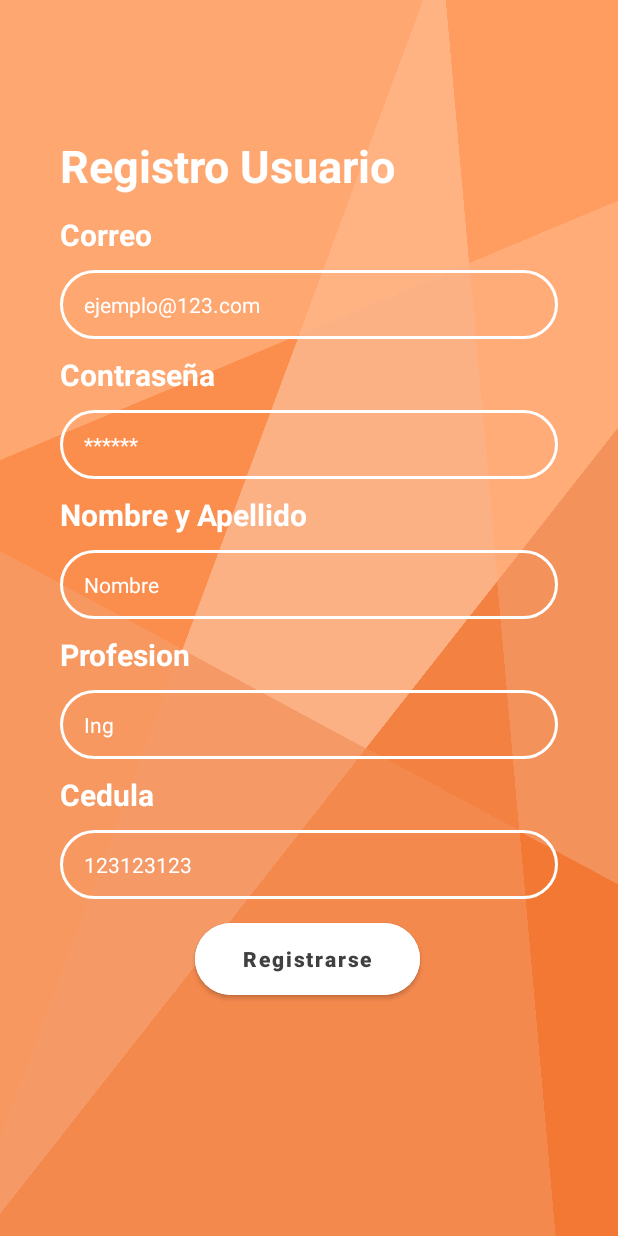
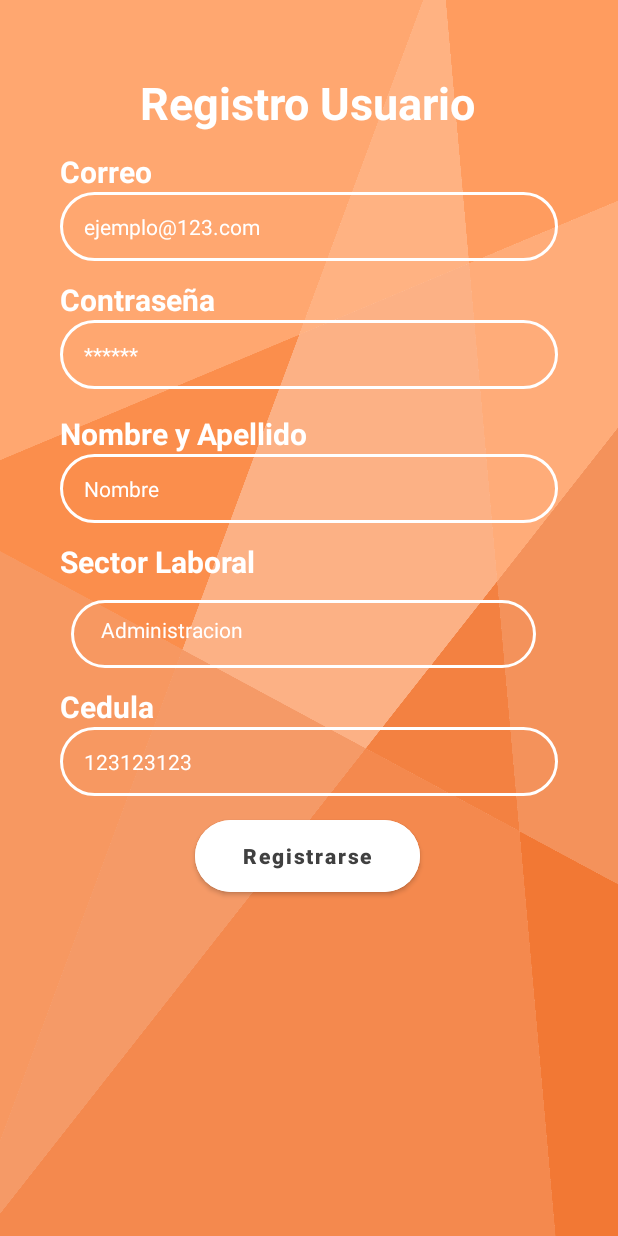
Before and after one commit to AlejandroCardozoCode/JaveJobs, an Android app: the Registro screen opened directly, with no data from a screen before it, on a phone screen of 412 x 824 dp. Run offline under Robolectric (Android 15) with nearby library versions, the phone set to English and light mode, and no system bars; our stand-ins replace Firebase (no records; nobody signed in at launch, a user with empty details on screens opened directly); Roboto replaces fonts that are not available here.

Commit message:
incio sesion y sector

```diff
--- a/Proyecto Android Studio/PK2/app/src/main/java/com/example/pk2/ListaMoteles.java
+++ b/Proyecto Android Studio/PK2/app/src/main/java/com/example/pk2/ListaMoteles.java
@@ -83,7 +83,7 @@ public class ListaMoteles extends AppCompatActivity {
                 adaptadorList listaAdaptador = new adaptadorList(elementos, ListaMoteles.this, new adaptadorList.OnItemClickListener() {
                     @Override
                     public void onItemClick(MotelElementoList elementos) {
-                        Intent intent = new Intent(getApplicationContext(),Lista_habitaciones.class);
+                        Intent intent = new Intent(getApplicationContext(), listaOfertas.class);
                         intent.putExtra("idMotel",elementos.getId());
                         startActivity(intent);
                     }
--- a/Proyecto Android Studio/PK2/app/src/main/java/com/example/pk2/Registro.java
+++ b/Proyecto Android Studio/PK2/app/src/main/java/com/example/pk2/Registro.java
@@ -7,6 +7,9 @@ import android.content.Intent;
 import android.os.Bundle;
 import android.util.Patterns;
 import android.view.View;
+import android.widget.ArrayAdapter;
+import android.widget.Button;
+import android.widget.Spinner;
 import android.widget.TextView;
 import android.widget.Toast;
 
@@ -19,13 +22,17 @@ import com.google.firebase.auth.FirebaseUser;
 import com.google.firebase.database.DatabaseReference;
 import com.google.firebase.database.FirebaseDatabase;
 
+import java.util.ArrayList;
+import java.util.List;
+
 public class Registro extends AppCompatActivity {
 
     TextView correo;
     TextView contraseña;
     TextView nombre;
-    TextView apellido;
     TextView cedula;
+    Button botonRegistro;
+    Spinner sItems ;
     //Autenticacion de la base de datos
     FirebaseAuth mAuth;
     //Base de datos
@@ -33,7 +40,7 @@ public class Registro extends AppCompatActivity {
     DatabaseReference myRef;
     //Ruta en la que se guarda el usuario
     static final String PATH_USERS = "users/";
-
+    List<String> spinnerArray =  new ArrayList<String>();
     @Override
     protected void onCreate(Bundle savedInstanceState) {
         super.onCreate(savedInstanceState);
@@ -46,16 +53,36 @@ public class Registro extends AppCompatActivity {
         correo = findViewById(R.id.inputMailRegi);
         contraseña = findViewById(R.id.inputPasswordRegi);
         nombre = findViewById(R.id.nombreInputRegi);
-        apellido = findViewById(R.id.apellidoInputRegi);
         cedula = findViewById(R.id.cedulaInputRegi);
+        botonRegistro = findViewById(R.id.botonRegistro);
+        // creacion del spinner y de los datos que van dentro de este
+        spinnerArray.add("Administracion");
+        spinnerArray.add("Programador");
+        spinnerArray.add("Diseñador");
+        spinnerArray.add("Arquitecto");
+        spinnerArray.add("Ingeniero");
+        spinnerArray.add("Medicina");
+        ArrayAdapter<String> adapter = new ArrayAdapter<String>(
+                this, R.layout.spinner_registro, spinnerArray);
+
+        adapter.setDropDownViewResource(android.R.layout.simple_spinner_dropdown_item);
+        sItems = (Spinner) findViewById(R.id.spinner2);
+        sItems.setAdapter(adapter);
+        botonRegistro.setOnClickListener(new View.OnClickListener() {
+            @Override
+            public void onClick(View view) {
+               regist(view);
+            }
+        });
     }
     public void regist(View v)
     {
         String mail = correo.getText().toString();
         String pass = contraseña.getText().toString();
         String name = nombre.getText().toString();
-        String lastN = apellido.getText().toString();
+        String lastN = "testestt";
         String cc = cedula.getText().toString();
+        String sector = sItems.getSelectedItem().toString();
         if(validarDatos(mail,pass))
         {
             /*Creacion de la autenticacion para el login despues de validar el formato del correo y
@@ -73,7 +100,7 @@ public class Registro extends AppCompatActivity {
                             String rol = "0";
                             upcrb.setDisplayName(rol);
                             user.updateProfile(upcrb.build());*/
-                            guardarDatos(mail,pass,name,lastN,cc, user.getUid());
+                            guardarDatos(mail,pass,name,lastN,cc, user.getUid(), sector);
                             actualizarPantalla(user);
                         }
                     }else
@@ -98,7 +125,7 @@ public class Registro extends AppCompatActivity {
             startActivity(intent);
         }
     }
-    private void guardarDatos(String mail,String pass,String name,String lastN,String cc, String uid)
+    private void guardarDatos(String mail,String pass,String name,String lastN,String cc, String uid, String sector)
     {
         //validacion
         int cedula = Integer.parseInt(cc);
@@ -113,6 +140,7 @@ public class Registro extends AppCompatActivity {
             usuario.setCorreo(mail);
             usuario.setId(uid);
             usuario.setUbi(false);
+            usuario.setSector(sector);
             myRef = database.getReference(PATH_USERS);
             //asignacion de cc como key
             myRef = database.getReference(PATH_USERS + uid);
--- a/Proyecto Android Studio/PK2/app/src/main/java/com/example/pk2/Registro_duenio.java
+++ b/Proyecto Android Studio/PK2/app/src/main/java/com/example/pk2/Registro_duenio.java
@@ -84,7 +84,7 @@ public class Registro_duenio extends AppCompatActivity {
     {
         if(user != null)
         {
-            Intent intent = new Intent(Registro_duenio.this,crear_motel.class);
+            Intent intent = new Intent(Registro_duenio.this, crearEmpresa.class);
             intent.putExtra("cedula",user.getUid());
             startActivity(intent);
         }
--- a/Proyecto Android Studio/PK2/app/src/main/java/com/example/pk2/Descripcion_habitacion.java
+++ b/Proyecto Android Studio/PK2/app/src/main/java/com/example/pk2/descripcionOferta.java
@@ -11,7 +11,7 @@ import android.widget.TextView;
 
 import com.bumptech.glide.Glide;
 
-public class Descripcion_habitacion extends AppCompatActivity {
+public class descripcionOferta extends AppCompatActivity {
 
     TextView nombre, descripcion, precio;
     ImageView img1, img2, img3;
@@ -35,7 +35,7 @@ public class Descripcion_habitacion extends AppCompatActivity {
         nombre.setText(getIntent().getStringExtra("nombre"));
         descripcion.setText(getIntent().getStringExtra("des"));
 
-        precio.setText("Precio: $"+ getIntent().getStringExtra("precio")+ " / " + getIntent().getStringExtra("hora") + " horas");
+        precio.setText("Salario: $"+ getIntent().getStringExtra("precio")+ " / " + getIntent().getStringExtra("hora") + " horas");
         Glide.with(getApplicationContext())
                 .load(getIntent().getStringExtra("img1"))
                 .into(img1);
--- a/Proyecto Android Studio/PK2/app/src/main/res/layout/activity_crear_oferta.xml
+++ b/Proyecto Android Studio/PK2/app/src/main/res/layout/activity_crear_oferta.xml
@@ -4,7 +4,7 @@
     xmlns:tools="http://schemas.android.com/tools"
     android:layout_width="match_parent"
     android:layout_height="match_parent"
-    tools:context=".crear_motel">
+    tools:context=".crearEmpresa">
 
     <TextView
         android:id="@+id/textView10"
--- a/Proyecto Android Studio/PK2/app/src/main/res/layout/activity_lista_habitaciones.xml
+++ b/Proyecto Android Studio/PK2/app/src/main/res/layout/activity_lista_ofertas_cliente.xml
@@ -5,7 +5,7 @@
     android:layout_width="match_parent"
     android:layout_height="match_parent"
     android:layout_margin="20dp"
-    tools:context=".Lista_habitaciones">
+    tools:context=".listaOfertas">
 
 
     <ImageView
--- a/Proyecto Android Studio/PK2/app/src/main/res/layout/activity_perfil.xml
+++ b/Proyecto Android Studio/PK2/app/src/main/res/layout/activity_perfil.xml
@@ -47,7 +47,7 @@
                 android:id="@+id/textView7"
                 android:layout_width="wrap_content"
                 android:layout_height="wrap_content"
-                android:layout_marginTop="30dp"
+                android:layout_marginTop="8dp"
                 android:text="Cedula"
                 android:textSize="20sp"
                 android:textStyle="bold"
--- a/Proyecto Android Studio/PK2/app/src/main/res/layout/activity_registro.xml
+++ b/Proyecto Android Studio/PK2/app/src/main/res/layout/activity_registro.xml
@@ -19,39 +19,21 @@
         app:layout_constraintVertical_bias="0.0"
         app:srcCompat="@drawable/fondo" />
 
-    <com.google.android.material.textfield.TextInputEditText
-        android:id="@+id/apellidoInputRegi"
-        style="@style/Widget.MaterialComponents.TextInputLayout.OutlinedBox.Dense"
-        android:layout_width="match_parent"
-        android:layout_height="wrap_content"
-        android:layout_marginStart="40dp"
-        android:layout_marginEnd="40dp"
-        android:layout_marginBottom="10dp"
-        android:background="@drawable/delineado_figura"
-        android:hint="Ing"
-        android:inputType="textPersonName"
-        android:textColor="#FFFFFF"
-        android:textColorHint="#FFFFFF"
-        app:layout_constraintBottom_toTopOf="@+id/perfilCorreo"
-        app:layout_constraintEnd_toEndOf="parent"
-        app:layout_constraintHorizontal_bias="0.0"
-        app:layout_constraintStart_toStartOf="parent" />
-
     <TextView
         android:id="@+id/textView23"
         android:layout_width="0dp"
         android:layout_height="wrap_content"
         android:layout_marginStart="40dp"
+        android:layout_marginTop="12dp"
         android:layout_marginEnd="40dp"
-        android:layout_marginBottom="10dp"
-        android:text="Profesion"
+        android:text="Sector Laboral"
         android:textColor="#FFFFFF"
         android:textSize="20sp"
         android:textStyle="bold"
-        app:layout_constraintBottom_toTopOf="@+id/apellidoInputRegi"
         app:layout_constraintEnd_toEndOf="parent"
         app:layout_constraintHorizontal_bias="0.0"
-        app:layout_constraintStart_toStartOf="parent" />
+        app:layout_constraintStart_toStartOf="parent"
+        app:layout_constraintTop_toBottomOf="@+id/nombreInputRegi" />
 
     <Button
         android:id="@+id/botonRegistro"
@@ -74,76 +56,79 @@
         android:id="@+id/textView2"
         android:layout_width="wrap_content"
         android:layout_height="wrap_content"
-        android:layout_marginStart="40dp"
-        android:layout_marginBottom="12dp"
+        android:layout_marginTop="48dp"
         android:text="Registro Usuario"
         android:textColor="#FFFFFF"
         android:textSize="30sp"
         android:textStyle="bold"
-        app:layout_constraintBottom_toTopOf="@+id/textView3"
         app:layout_constraintEnd_toEndOf="parent"
-        app:layout_constraintHorizontal_bias="0.0"
-        app:layout_constraintStart_toStartOf="parent" />
+        app:layout_constraintHorizontal_bias="0.497"
+        app:layout_constraintStart_toStartOf="parent"
+        app:layout_constraintTop_toTopOf="@+id/background2" />
 
     <TextView
         android:id="@+id/textView3"
         android:layout_width="0dp"
         android:layout_height="wrap_content"
         android:layout_marginStart="40dp"
+        android:layout_marginTop="12dp"
         android:layout_marginEnd="40dp"
-        android:layout_marginBottom="10dp"
         android:text="Correo"
         android:textColor="#FFFFFF"
         android:textSize="20sp"
         android:textStyle="bold"
-        app:layout_constraintBottom_toTopOf="@+id/inputMailRegi"
         app:layout_constraintEnd_toEndOf="parent"
-        app:layout_constraintStart_toStartOf="parent" />
+        app:layout_constraintHorizontal_bias="0.0"
+        app:layout_constraintStart_toStartOf="parent"
+        app:layout_constraintTop_toBottomOf="@+id/textView2" />
 
     <TextView
         android:id="@+id/textView5"
         android:layout_width="0dp"
         android:layout_height="wrap_content"
         android:layout_marginStart="40dp"
+        android:layout_marginTop="16dp"
         android:layout_marginEnd="40dp"
-        android:layout_marginBottom="10dp"
         android:text="Nombre y Apellido"
         android:textColor="#FFFFFF"
         android:textSize="20sp"
         android:textStyle="bold"
-        app:layout_constraintBottom_toTopOf="@+id/nombreInputRegi"
         app:layout_constraintEnd_toEndOf="parent"
-        app:layout_constraintStart_toStartOf="parent" />
+        app:layout_constraintHorizontal_bias="0.0"
+        app:layout_constraintStart_toStartOf="parent"
+        app:layout_constraintTop_toBottomOf="@+id/inputPasswordRegi" />
 
     <TextView
         android:id="@+id/perfilCorreo"
         android:layout_width="0dp"
         android:layout_height="wrap_content"
         android:layout_marginStart="40dp"
+        android:layout_marginTop="12dp"
         android:layout_marginEnd="40dp"
-        android:layout_marginBottom="10dp"
         android:text="Cedula"
         android:textColor="#FFFFFF"
         android:textSize="20sp"
         android:textStyle="bold"
-        app:layout_constraintBottom_toTopOf="@+id/cedulaInputRegi"
         app:layout_constraintEnd_toEndOf="parent"
-        app:layout_constraintStart_toStartOf="parent" />
+        app:layout_constraintHorizontal_bias="0.0"
+        app:layout_constraintStart_toStartOf="parent"
+        app:layout_constraintTop_toBottomOf="@+id/spinner2" />
 
     <TextView
         android:id="@+id/perfilNombre"
         android:layout_width="0dp"
         android:layout_height="wrap_content"
         android:layout_marginStart="40dp"
+        android:layout_marginTop="12dp"
         android:layout_marginEnd="40dp"
-        android:layout_marginBottom="10dp"
         android:text="Contraseña"
         android:textColor="#FFFFFF"
         android:textSize="20sp"
         android:textStyle="bold"
-        app:layout_constraintBottom_toTopOf="@+id/inputPasswordRegi"
         app:layout_constraintEnd_toEndOf="parent"
-        app:layout_constraintStart_toStartOf="parent" />
+        app:layout_constraintHorizontal_bias="0.0"
+        app:layout_constraintStart_toStartOf="parent"
+        app:layout_constraintTop_toBottomOf="@+id/inputMailRegi" />
 
     <com.google.android.material.textfield.TextInputEditText
         android:id="@+id/inputMailRegi"
@@ -152,16 +137,15 @@
         android:layout_height="wrap_content"
         android:layout_marginStart="40dp"
         android:layout_marginEnd="40dp"
-        android:layout_marginBottom="10dp"
         android:background="@drawable/delineado_figura"
         android:hint="ejemplo@123.com"
         android:inputType="textEmailAddress"
         android:textAlignment="textStart"
         android:textColor="#FFFFFF"
         android:textColorHint="#FFFFFF"
-        app:layout_constraintBottom_toTopOf="@+id/perfilNombre"
         app:layout_constraintEnd_toEndOf="parent"
-        app:layout_constraintStart_toStartOf="parent" />
+        app:layout_constraintStart_toStartOf="parent"
+        app:layout_constraintTop_toBottomOf="@+id/textView3" />
 
     <com.google.android.material.textfield.TextInputEditText
         android:id="@+id/inputPasswordRegi"
@@ -170,16 +154,15 @@
         android:layout_height="wrap_content"
         android:layout_marginStart="40dp"
         android:layout_marginEnd="40dp"
-        android:layout_marginBottom="10dp"
         android:background="@drawable/delineado_figura"
         android:hint="******"
         android:inputType="textPassword"
         android:textColor="#FFFFFF"
         android:textColorHint="#FFFFFF"
-        app:layout_constraintBottom_toTopOf="@+id/textView5"
         app:layout_constraintEnd_toEndOf="parent"
         app:layout_constraintHorizontal_bias="1.0"
-        app:layout_constraintStart_toStartOf="parent" />
+        app:layout_constraintStart_toStartOf="parent"
+        app:layout_constraintTop_toBottomOf="@+id/perfilNombre" />
 
     <com.google.android.material.textfield.TextInputEditText
         android:id="@+id/nombreInputRegi"
@@ -188,16 +171,15 @@
         android:layout_height="wrap_content"
         android:layout_marginStart="40dp"
         android:layout_marginEnd="40dp"
-        android:layout_marginBottom="10dp"
         android:background="@drawable/delineado_figura"
         android:hint="Nombre"
         android:inputType="textPersonName"
         android:textColor="#FFFFFF"
         android:textColorHint="#FFFFFF"
-        app:layout_constraintBottom_toTopOf="@+id/textView23"
         app:layout_constraintEnd_toEndOf="parent"
         app:layout_constraintHorizontal_bias="0.0"
-        app:layout_constraintStart_toStartOf="parent" />
+        app:layout_constraintStart_toStartOf="parent"
+        app:layout_constraintTop_toBottomOf="@+id/textView5" />
 
     <com.google.android.material.textfield.TextInputEditText
         android:id="@+id/cedulaInputRegi"
@@ -211,11 +193,20 @@
         android:inputType="number"
         android:textColor="#FFFFFF"
         android:textColorHint="#FFFFFF"
-        app:layout_constraintBottom_toBottomOf="parent"
         app:layout_constraintEnd_toEndOf="parent"
         app:layout_constraintHorizontal_bias="0.0"
         app:layout_constraintStart_toStartOf="parent"
-        app:layout_constraintTop_toTopOf="parent"
-        app:layout_constraintVertical_bias="0.711" />
+        app:layout_constraintTop_toBottomOf="@+id/perfilCorreo" />
+
+    <Spinner
+        android:id="@+id/spinner2"
+        android:layout_width="310dp"
+        android:layout_height="45dp"
+        android:layout_marginTop="12dp"
+        android:background="@drawable/delineado_figura"
+        app:layout_constraintEnd_toEndOf="parent"
+        app:layout_constraintHorizontal_bias="0.465"
+        app:layout_constraintStart_toStartOf="parent"
+        app:layout_constraintTop_toBottomOf="@+id/textView23" />
 
 </androidx.constraintlayout.widget.ConstraintLayout>
--- /dev/null
+++ b/Proyecto Android Studio/PK2/app/src/main/res/layout/spinner_registro.xml
@@ -0,0 +1,10 @@
+<?xml version="1.0" encoding="utf-8"?>
+<TextView
+    xmlns:android="http://schemas.android.com/apk/res/android"
+    android:layout_width="match_parent"
+    android:textColor="@color/white"
+    android:paddingStart="20dp"
+    android:paddingTop="10dp"
+    android:layout_height="match_parent">
+
+</TextView>
```
Also changed, not shown: Proyecto Android Studio/PK2/app/src/main/AndroidManifest.xml (+4 -4 lines), Proyecto Android Studio/PK2/app/src/main/java/com/example/pk2/AdmLogActivity.java (+4 -16 lines), Proyecto Android Studio/PK2/app/src/main/java/com/example/pk2/adaptadorOferta.java (renamed from Proyecto Android Studio/PK2/app/src/main/java/com/example/pk2/adaptadorHabi.java, +6 -7 lines), Proyecto Android Studio/PK2/app/src/main/java/com/example/pk2/crearEmpresa.java (renamed from Proyecto Android Studio/PK2/app/src/main/java/com/example/pk2/crear_motel.java, +4 -4 lines), Proyecto Android Studio/PK2/app/src/main/java/com/example/pk2/crearOferta.java (renamed from Proyecto Android Studio/PK2/app/src/main/java/com/example/pk2/crear_habitacon.java, +24 -8 lines), Proyecto Android Studio/PK2/app/src/main/java/com/example/pk2/listaOfertas.java (renamed from Proyecto Android Studio/PK2/app/src/main/java/com/example/pk2/Lista_habitaciones.java, +5 -7 lines), Proyecto Android Studio/PK2/app/src/main/java/com/example/pk2/model/Usuario.java (+11 -1 lines), Proyecto Android Studio/PK2/app/src/main/res/layout/activity_adm_log.xml (+4 -19 lines), Proyecto Android Studio/PK2/app/src/main/res/layout/activity_crear_habitacon.xml (+135 -125 lines), Proyecto Android Studio/PK2/app/src/main/res/layout/activity_descripcion_oferta.xml (+25 -8 lines).
